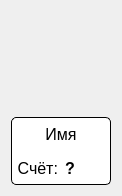
Qt form Games/BlackDjack/GUI/InterfaceEements/playericon.ui (MyEdit/Casino_Client) before a commit.
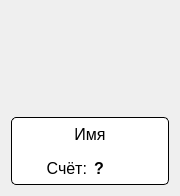
The same form after that commit.

The edit to the form file:
```diff
--- a/Games/BlackDjack/GUI/InterfaceEements/playericon.ui
+++ b/Games/BlackDjack/GUI/InterfaceEements/playericon.ui
@@ -6,7 +6,7 @@
    <rect>
     <x>0</x>
     <y>0</y>
-    <width>118</width>
+    <width>180</width>
     <height>196</height>
    </rect>
   </property>
```
